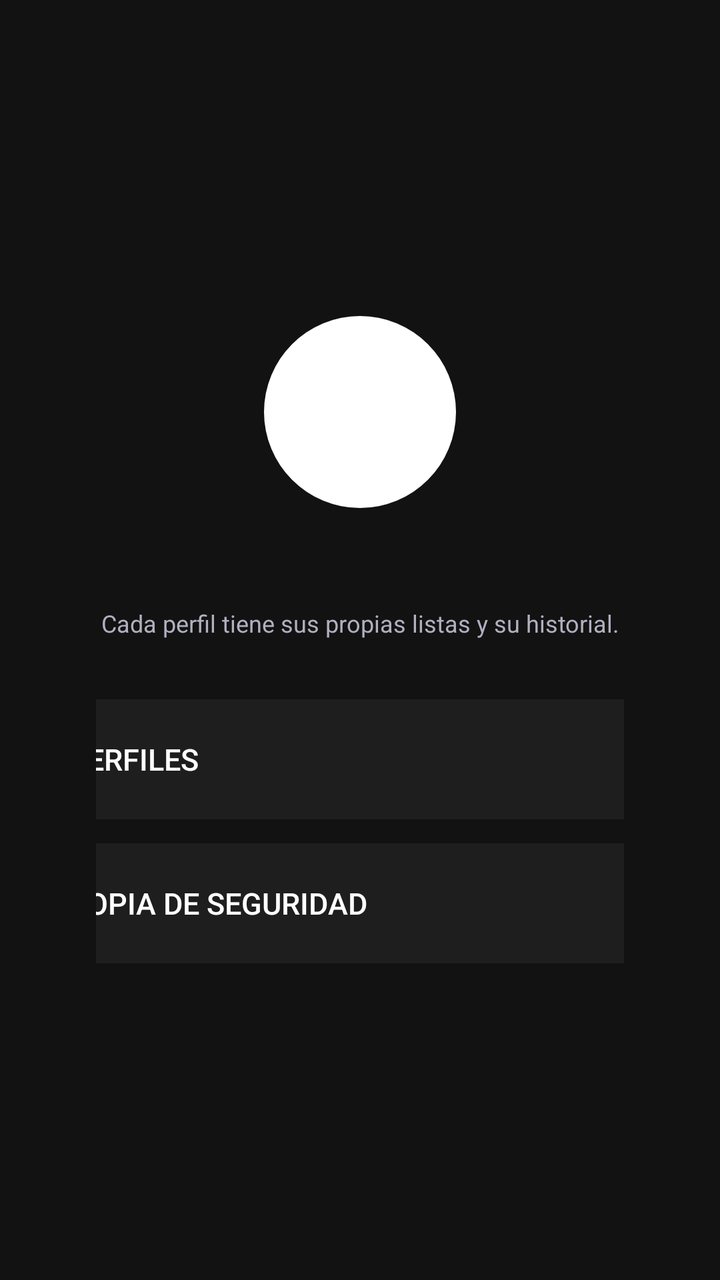
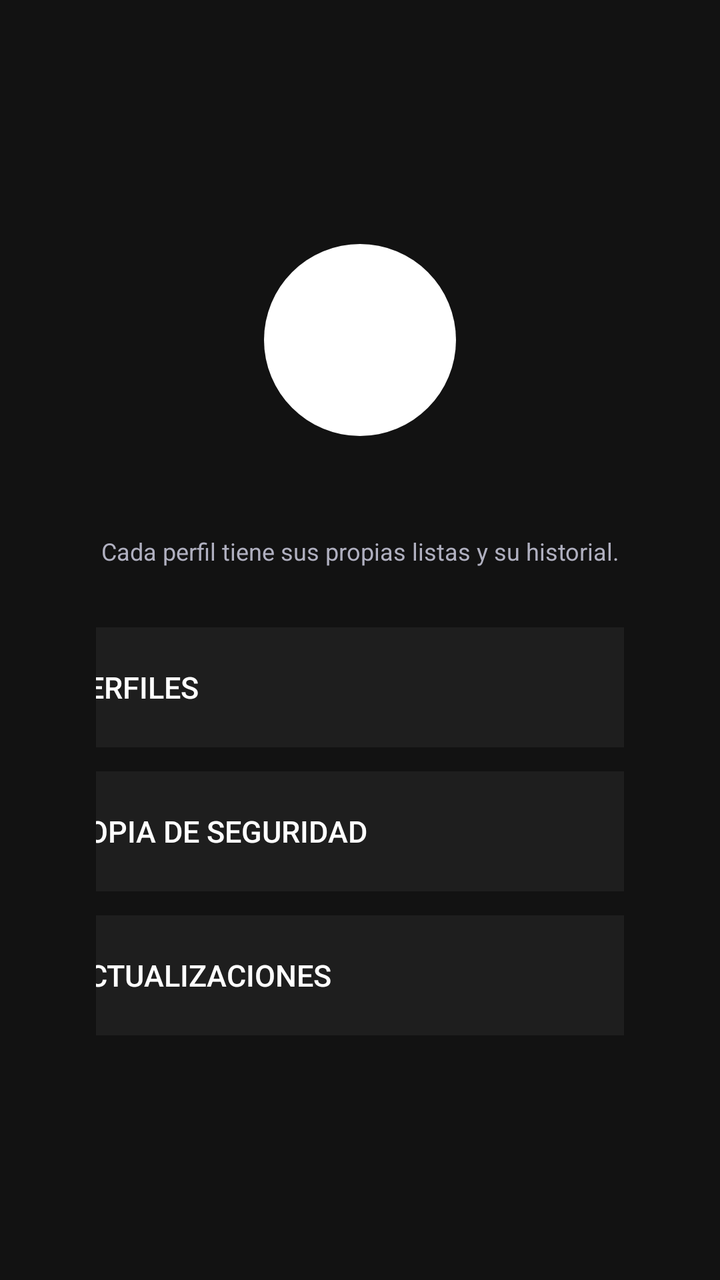

Compare the two renders of this Android layout. The source of the first and the diff that turns it into the second are given below.
<!-- AndroidManifest.xml: application theme Theme.AnimeAV1 -->
<!-- res/layout/activity_profile_settings.xml -->
<?xml version="1.0" encoding="utf-8"?>
<FrameLayout xmlns:android="http://schemas.android.com/apk/res/android"
    android:layout_width="match_parent"
    android:layout_height="match_parent"
    android:background="@color/bg_dark">

    <LinearLayout
        android:layout_width="match_parent"
        android:layout_height="wrap_content"
        android:layout_gravity="center"
        android:orientation="vertical"
        android:gravity="center_horizontal"
        android:paddingStart="@dimen/tv_safe_h"
        android:paddingEnd="@dimen/tv_safe_h">

        
        <TextView
            android:id="@+id/settings_avatar"
            android:layout_width="96dp"
            android:layout_height="96dp"
            android:gravity="center"
            android:textSize="34sp"
            android:textStyle="bold"
            android:textColor="#FFFFFF"
            android:background="@drawable/profile_avatar_bg"
            android:layout_marginBottom="14dp" />

        <TextView
            android:id="@+id/settings_name"
            android:layout_width="wrap_content"
            android:layout_height="wrap_content"
            android:textColor="@color/text_primary"
            android:textSize="22sp"
            android:textStyle="bold" />

        <TextView
            android:layout_width="wrap_content"
            android:layout_height="wrap_content"
            android:text="@string/settings_subtitle"
            android:textColor="@color/text_secondary"
            android:textSize="12sp"
            android:gravity="center"
            android:layout_marginTop="6dp"
            android:layout_marginBottom="30dp" />

        <Button
            android:id="@+id/settings_profiles"
            style="@style/Widget.AppCompat.Button.Borderless"
            android:layout_width="420dp"
            android:layout_height="60dp"
            android:text="@string/settings_profiles"
            android:textSize="15sp"
            android:textColor="@color/text_primary"
            android:background="@drawable/card_focus_bg"
            android:gravity="center_vertical"
            android:drawableStart="@drawable/ic_person"
            android:drawablePadding="16dp"
            android:paddingStart="24dp"
            android:paddingEnd="24dp"
            android:layout_marginBottom="12dp"
            android:focusable="true" />

        <Button
            android:id="@+id/settings_backup"
            style="@style/Widget.AppCompat.Button.Borderless"
            android:layout_width="420dp"
            android:layout_height="60dp"
            android:text="@string/settings_backup"
            android:textSize="15sp"
            android:textColor="@color/text_primary"
            android:background="@drawable/card_focus_bg"
            android:gravity="center_vertical"
            android:drawableStart="@drawable/ic_backup"
            android:drawablePadding="16dp"
            android:paddingStart="24dp"
            android:paddingEnd="24dp"
            android:focusable="true" />
    </LinearLayout>

</FrameLayout>
<!-- resources referenced by this layout -->
<resources>
  <color name="bg_dark">#FF121212</color>
  <color name="text_primary">#FFFFFFFF</color>
  <color name="text_secondary">#FFB0B0C0</color>
  <dimen name="tv_safe_h">48dp</dimen>
  <!-- drawable card_focus_bg (drawable) -->
  <?xml version="1.0" encoding="utf-8"?>
  <selector xmlns:android="http://schemas.android.com/apk/res/android">
      <item android:state_focused="true">
          <shape android:shape="rectangle">
              <solid android:color="#222222" />
              <stroke android:width="2dp" android:color="@color/focus_stroke" />
              <corners android:radius="6dp" />
          </shape>
      </item>
      <item>
          <shape android:shape="rectangle">
              <solid android:color="#1E1E1E" />
              <corners android:radius="6dp" />
          </shape>
      </item>
  </selector>
  <!-- drawable ic_backup (drawable) -->
  <vector xmlns:android="http://schemas.android.com/apk/res/android"
      android:width="24dp" android:height="24dp" android:viewportWidth="24" android:viewportHeight="24">
      <path android:fillColor="#FFFFFFFF" android:pathData="M19.35,10.04C18.67,6.59 15.64,4 12,4 9.11,4 6.6,5.64 5.35,8.04 2.34,8.36 0,10.91 0,14c0,3.31 2.69,6 6,6h13c2.76,0 5,-2.24 5,-5 0,-2.64 -2.05,-4.78 -4.65,-4.96zM14,13v4h-4v-4H7l5,-5 5,5h-3z" />
  </vector>
  <!-- drawable ic_person (drawable) -->
  <vector xmlns:android="http://schemas.android.com/apk/res/android"
      android:width="24dp" android:height="24dp" android:viewportWidth="24" android:viewportHeight="24">
      <path android:fillColor="#FFFFFFFF" android:pathData="M12,12c2.21,0 4,-1.79 4,-4s-1.79,-4 -4,-4 -4,1.79 -4,4 1.79,4 4,4zM12,14c-2.67,0 -8,1.34 -8,4v2h16v-2c0,-2.66 -5.33,-4 -8,-4z" />
  </vector>
  <!-- drawable profile_avatar_bg (drawable) -->
  <?xml version="1.0" encoding="utf-8"?>
  <shape xmlns:android="http://schemas.android.com/apk/res/android"
      android:shape="oval">
      <solid android:color="#FFFFFF" />
  </shape>
  <string name="settings_backup">Copia de seguridad</string>
  <string name="settings_profiles">Perfiles</string>
  <string name="settings_subtitle">Cada perfil tiene sus propias listas y su historial.</string>
  <style name="Theme.AnimeAV1" parent="Theme.AppCompat.NoActionBar">
          <item name="colorPrimary">@color/accent</item>
          <item name="colorPrimaryDark">@color/bg_dark</item>
          <item name="colorAccent">@color/accent</item>
          <item name="android:windowBackground">@color/bg_dark</item>
          <item name="android:textColorPrimary">@color/text_primary</item>
          <item name="android:textColorSecondary">@color/text_secondary</item>
      </style>
  <color name="focus_stroke">#FF7B6CF6</color>
  <color name="accent">#FF7B6CF6</color>
</resources>

<!-- the commit's change to res/layout/activity_profile_settings.xml (unified diff, before → after) -->
@@ -74,6 +74,23 @@
             android:drawablePadding="16dp"
             android:paddingStart="24dp"
             android:paddingEnd="24dp"
+            android:layout_marginBottom="12dp"
+            android:focusable="true" />
+
+        <Button
+            android:id="@+id/settings_updates"
+            style="@style/Widget.AppCompat.Button.Borderless"
+            android:layout_width="420dp"
+            android:layout_height="60dp"
+            android:text="@string/settings_updates"
+            android:textSize="15sp"
+            android:textColor="@color/text_primary"
+            android:background="@drawable/card_focus_bg"
+            android:gravity="center_vertical"
+            android:drawableStart="@drawable/ic_update"
+            android:drawablePadding="16dp"
+            android:paddingStart="24dp"
+            android:paddingEnd="24dp"
             android:focusable="true" />
     </LinearLayout>
 
<!-- resource entries referenced after the edit -->
@@ -31,6 +31,14 @@
       android:width="24dp" android:height="24dp" android:viewportWidth="24" android:viewportHeight="24">
       <path android:fillColor="#FFFFFFFF" android:pathData="M12,12c2.21,0 4,-1.79 4,-4s-1.79,-4 -4,-4 -4,1.79 -4,4 1.79,4 4,4zM12,14c-2.67,0 -8,1.34 -8,4v2h16v-2c0,-2.66 -5.33,-4 -8,-4z" />
   </vector>
+  <!-- drawable ic_update (drawable) -->
+  <vector xmlns:android="http://schemas.android.com/apk/res/android"
+      android:width="24dp" android:height="24dp"
+      android:viewportWidth="24" android:viewportHeight="24"
+      android:tint="#FFFFFF">
+      <path android:fillColor="@android:color/white"
+          android:pathData="M12,4V1L8,5l4,4V6c3.31,0 6,2.69 6,6 0,1.01 -0.25,1.97 -0.7,2.8l1.46,1.46C19.54,15.03 20,13.57 20,12c0,-4.42 -3.58,-8 -8,-8zM12,18c-3.31,0 -6,-2.69 -6,-6 0,-1.01 0.25,-1.97 0.7,-2.8L5.24,7.74C4.46,8.97 4,10.43 4,12c0,4.42 3.58,8 8,8v3l4,-4 -4,-4v3z"/>
+  </vector>
   <!-- drawable profile_avatar_bg (drawable) -->
   <?xml version="1.0" encoding="utf-8"?>
   <shape xmlns:android="http://schemas.android.com/apk/res/android"
@@ -40,6 +48,7 @@
   <string name="settings_backup">Copia de seguridad</string>
   <string name="settings_profiles">Perfiles</string>
   <string name="settings_subtitle">Cada perfil tiene sus propias listas y su historial.</string>
+  <string name="settings_updates">ACTUALIZACIONES</string>
   <style name="Theme.AnimeAV1" parent="Theme.AppCompat.NoActionBar">
           <item name="colorPrimary">@color/accent</item>
           <item name="colorPrimaryDark">@color/bg_dark</item>
